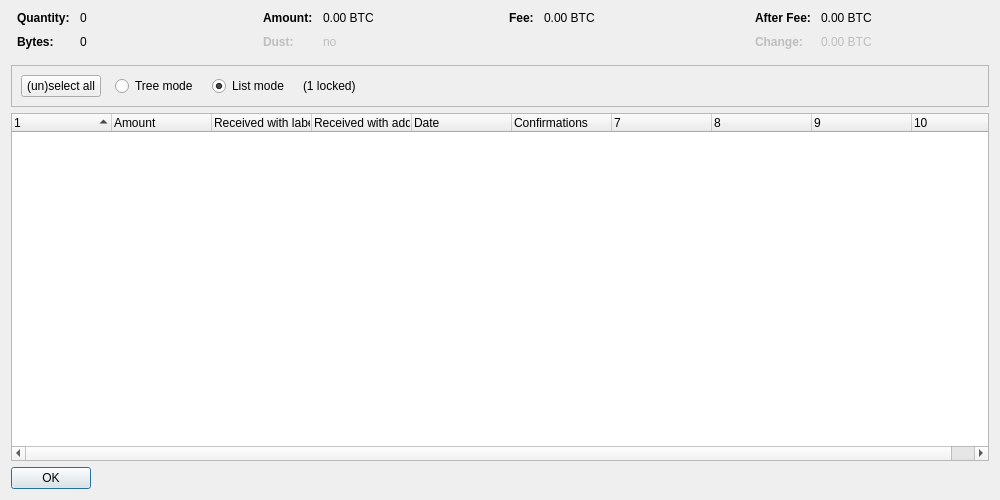
Old version of the form src/qt/forms/coincontroldialog.ui in the repository bitnet-io/bitnet-core.
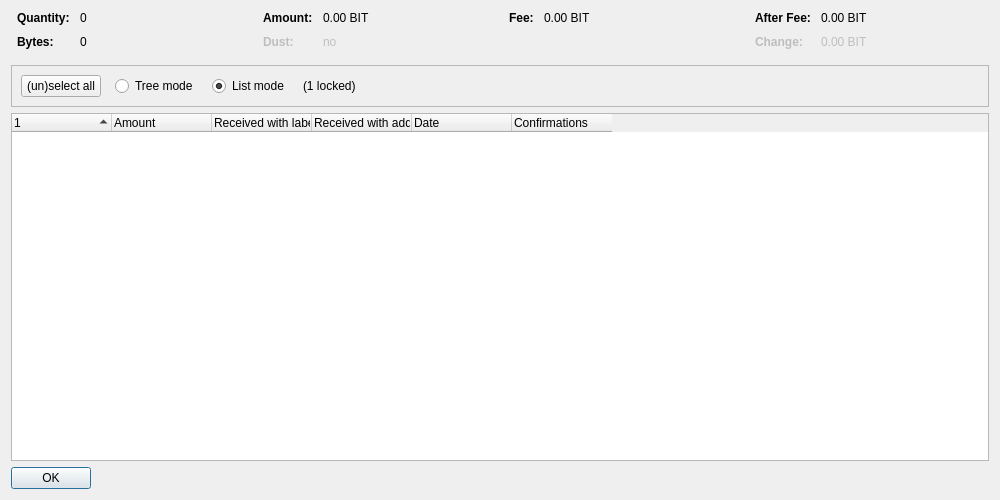
New version of the form. Custom widgets are drawn as their Qt base class.

The edit to the form file:
```diff
--- a/src/qt/forms/coincontroldialog.ui
+++ b/src/qt/forms/coincontroldialog.ui
@@ -132,7 +132,7 @@
           <enum>Qt::ActionsContextMenu</enum>
          </property>
          <property name="text">
-          <string notr="true">0.00 BTC</string>
+          <string notr="true">0.00 BIT</string>
          </property>
          <property name="textInteractionFlags">
           <set>Qt::LinksAccessibleByMouse|Qt::TextSelectableByKeyboard|Qt::TextSelectableByMouse</set>
@@ -212,7 +212,7 @@
           <enum>Qt::ActionsContextMenu</enum>
          </property>
          <property name="text">
-          <string notr="true">0.00 BTC</string>
+          <string notr="true">0.00 BIT</string>
          </property>
          <property name="textInteractionFlags">
           <set>Qt::LinksAccessibleByMouse|Qt::TextSelectableByKeyboard|Qt::TextSelectableByMouse</set>
@@ -257,7 +257,7 @@
           <enum>Qt::ActionsContextMenu</enum>
          </property>
          <property name="text">
-          <string notr="true">0.00 BTC</string>
+          <string notr="true">0.00 BIT</string>
          </property>
          <property name="textInteractionFlags">
           <set>Qt::LinksAccessibleByMouse|Qt::TextSelectableByKeyboard|Qt::TextSelectableByMouse</set>
@@ -292,7 +292,7 @@
           <enum>Qt::ActionsContextMenu</enum>
          </property>
          <property name="text">
-          <string notr="true">0.00 BTC</string>
+          <string notr="true">0.00 BIT</string>
          </property>
          <property name="textInteractionFlags">
           <set>Qt::LinksAccessibleByMouse|Qt::TextSelectableByKeyboard|Qt::TextSelectableByMouse</set>
@@ -402,7 +402,7 @@
       <bool>false</bool>
      </property>
      <property name="columnCount">
-      <number>10</number>
+      <number>6</number>
      </property>
      <attribute name="headerShowSortIndicator" stdset="0">
       <bool>true</bool>
```
Left out of the diff: 2 changed lines with no effect on the pictures.
